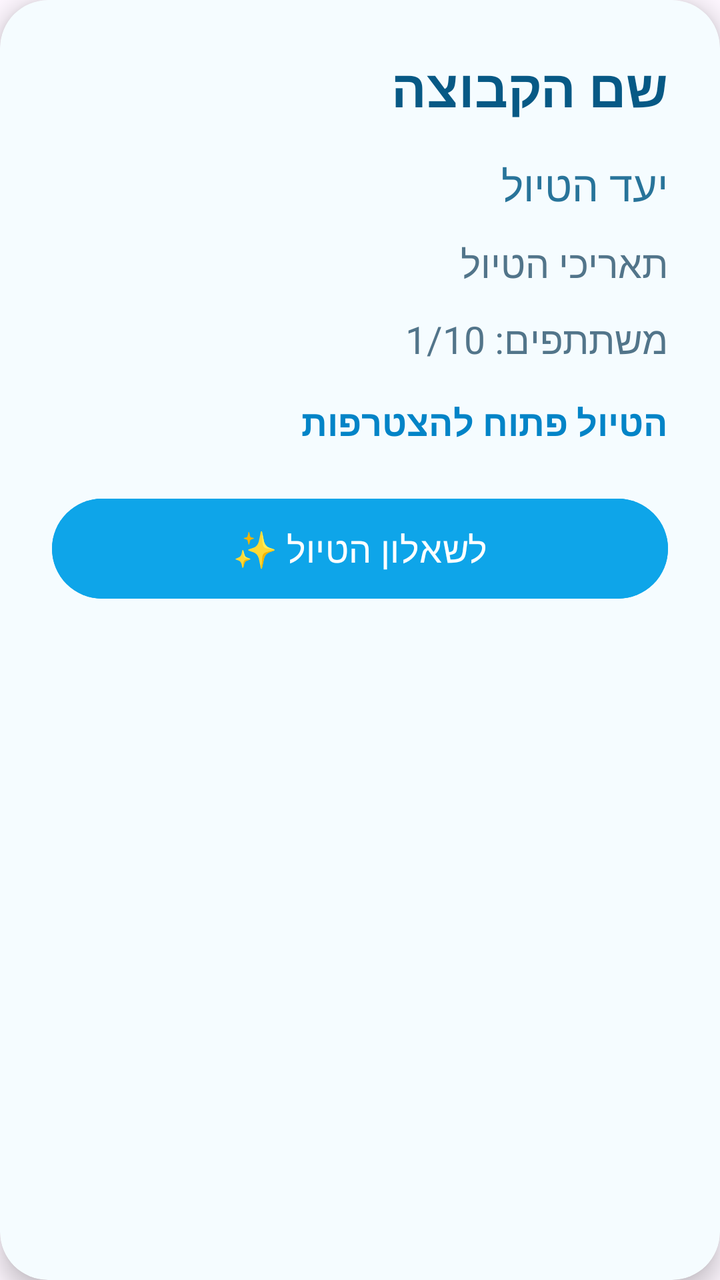
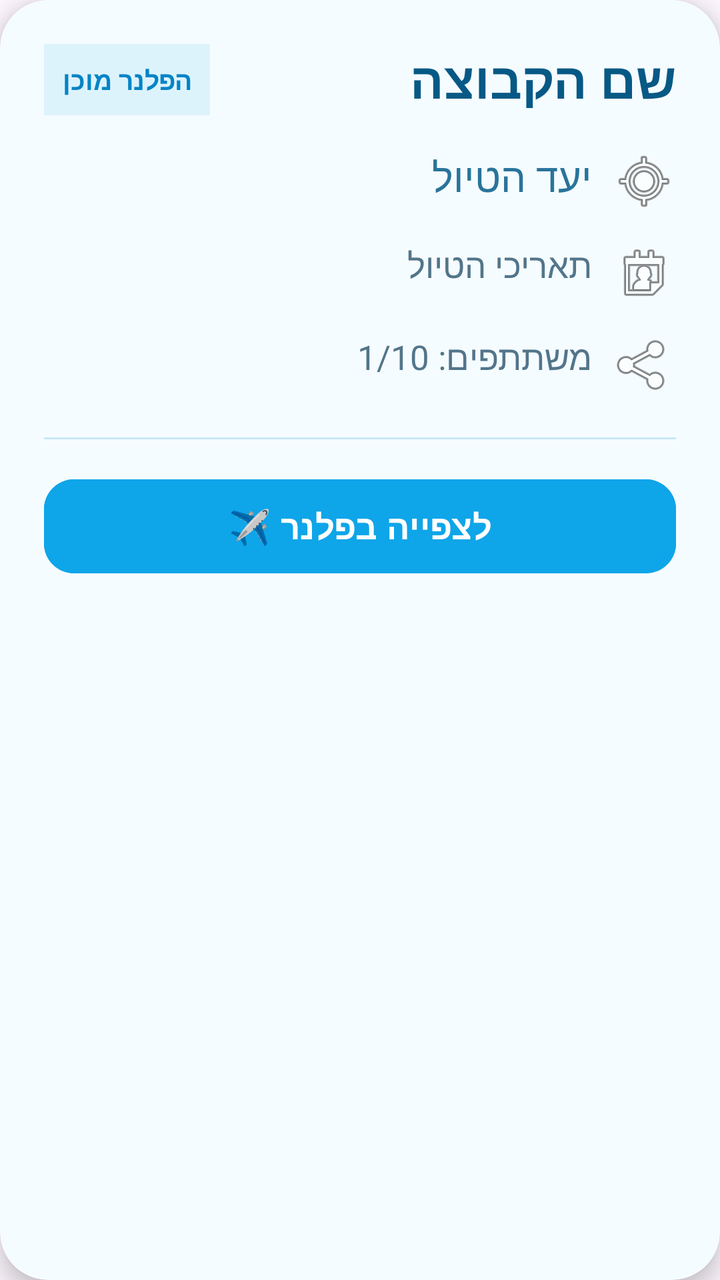

Two renders of the same Android screen: before a commit and after it. Below are the layout's source before the change and the commit's diff.
<!-- AndroidManifest.xml: application theme Theme.SyncIt1 -->
<!-- res/layout/item_my_trip.xml -->
<?xml version="1.0" encoding="utf-8"?>
<androidx.cardview.widget.CardView
    xmlns:android="http://schemas.android.com/apk/res/android"
    xmlns:app="http://schemas.android.com/apk/res-auto"
    android:layout_width="match_parent"
    android:layout_height="wrap_content"
    android:layout_marginBottom="22dp"
    app:cardCornerRadius="24dp"
    app:cardElevation="7dp"
    app:cardBackgroundColor="#F5FCFF">

    <LinearLayout
        android:layout_width="match_parent"
        android:layout_height="wrap_content"
        android:orientation="vertical"
        android:padding="26dp">

        <TextView
            android:id="@+id/tvTripName"
            android:layout_width="match_parent"
            android:layout_height="wrap_content"
            android:text="שם הקבוצה"
            android:textColor="#075985"
            android:textSize="26sp"
            android:textStyle="bold"
            android:layout_marginBottom="12dp" />

        <TextView
            android:id="@+id/tvTripDestination"
            android:layout_width="match_parent"
            android:layout_height="wrap_content"
            android:layout_marginTop="5dp"
            android:text="יעד הטיול"
            android:textColor="#28749A"
            android:textSize="21sp" />

        <TextView
            android:id="@+id/tvTripDates"
            android:layout_width="match_parent"
            android:layout_height="wrap_content"
            android:layout_marginTop="12dp"
            android:text="תאריכי הטיול"
            android:textColor="#52758A"
            android:textSize="19sp" />

        <TextView
            android:id="@+id/tvTripMembers"
            android:layout_width="match_parent"
            android:layout_height="wrap_content"
            android:layout_marginTop="12dp"
            android:text="משתתפים: 1/10"
            android:textColor="#52758A"
            android:textSize="19sp" />

        <TextView
            android:id="@+id/tvTripStatus"
            android:layout_width="match_parent"
            android:layout_height="wrap_content"
            android:layout_marginTop="16dp"
            android:text="הטיול פתוח להצטרפות"
            android:textColor="#0284C7"
            android:textStyle="bold"
            android:textSize="18sp" />

        <Button
            android:id="@+id/btnTripQuestionnaire"
            android:layout_width="match_parent"
            android:layout_height="58dp"
            android:layout_marginTop="22dp"
            android:text="לשאלון הטיול ✨"
            android:textSize="18sp"
            android:textColor="#FFFFFF"
            android:backgroundTint="#0EA5E9" />

    </LinearLayout>

</androidx.cardview.widget.CardView>
<!-- resources referenced by this layout -->
<resources>
  <style name="Theme.SyncIt1" parent="Base.Theme.SyncIt1" />
  <style name="Base.Theme.SyncIt1" parent="Theme.Material3.DayNight.NoActionBar">
          
          
      </style>
</resources>

<!-- the commit's change to res/layout/item_my_trip.xml (unified diff, before → after) -->
@@ -4,7 +4,7 @@
     xmlns:app="http://schemas.android.com/apk/res-auto"
     android:layout_width="match_parent"
     android:layout_height="wrap_content"
-    android:layout_marginBottom="22dp"
+    android:layout_marginBottom="20dp"
     app:cardCornerRadius="24dp"
     app:cardElevation="7dp"
     app:cardBackgroundColor="#F5FCFF">
@@ -13,64 +13,96 @@
         android:layout_width="match_parent"
         android:layout_height="wrap_content"
         android:orientation="vertical"
-        android:padding="26dp">
+        android:padding="22dp"
+        android:layoutDirection="rtl">
 
-        <TextView
-            android:id="@+id/tvTripName"
+        
+        <LinearLayout
             android:layout_width="match_parent"
             android:layout_height="wrap_content"
-            android:text="שם הקבוצה"
-            android:textColor="#075985"
-            android:textSize="26sp"
-            android:textStyle="bold"
-            android:layout_marginBottom="12dp" />
+            android:orientation="horizontal"
+            android:gravity="center_vertical"
+            android:layout_marginBottom="12dp">
 
+            <TextView
+                android:id="@+id/tvTripName"
+                android:layout_width="0dp"
+                android:layout_height="wrap_content"
+                android:layout_weight="1"
+                android:text="שם הקבוצה"
+                android:textColor="#075985"
+                android:textSize="25sp"
+                android:textStyle="bold" />
+
+            <TextView
+                android:id="@+id/tvTripStatus"
+                android:layout_width="wrap_content"
+                android:layout_height="wrap_content"
+                android:text="הפלנר מוכן"
+                android:textColor="#0284C7"
+                android:textSize="13sp"
+                android:textStyle="bold"
+                android:background="#DDF3FC"
+                android:padding="9dp" />
+
+        </LinearLayout>
+
+        
         <TextView
             android:id="@+id/tvTripDestination"
             android:layout_width="match_parent"
             android:layout_height="wrap_content"
-            android:layout_marginTop="5dp"
+            android:drawableStart="@android:drawable/ic_menu_mylocation"
+            android:drawablePadding="10dp"
             android:text="יעד הטיול"
             android:textColor="#28749A"
-            android:textSize="21sp" />
+            android:textSize="20sp"
+            android:layout_marginTop="5dp" />
 
+        
         <TextView
             android:id="@+id/tvTripDates"
             android:layout_width="match_parent"
             android:layout_height="wrap_content"
-            android:layout_marginTop="12dp"
+            android:drawableStart="@android:drawable/ic_menu_my_calendar"
+            android:drawablePadding="10dp"
+            android:layout_marginTop="14dp"
             android:text="תאריכי הטיול"
             android:textColor="#52758A"
-            android:textSize="19sp" />
+            android:textSize="17sp" />
 
+        
         <TextView
             android:id="@+id/tvTripMembers"
             android:layout_width="match_parent"
             android:layout_height="wrap_content"
-            android:layout_marginTop="12dp"
+            android:drawableStart="@android:drawable/ic_menu_share"
+            android:drawablePadding="10dp"
+            android:layout_marginTop="14dp"
             android:text="משתתפים: 1/10"
             android:textColor="#52758A"
-            android:textSize="19sp" />
+            android:textSize="17sp" />
 
-        <TextView
-            android:id="@+id/tvTripStatus"
+        
+        <View
             android:layout_width="match_parent"
-            android:layout_height="wrap_content"
-            android:layout_marginTop="16dp"
-            android:text="הטיול פתוח להצטרפות"
-            android:textColor="#0284C7"
-            android:textStyle="bold"
-            android:textSize="18sp" />
+            android:layout_height="1dp"
+            android:background="#C8E8F5"
+            android:layout_marginTop="20dp"
+            android:layout_marginBottom="16dp" />
 
+        
         <Button
             android:id="@+id/btnTripQuestionnaire"
             android:layout_width="match_parent"
-            android:layout_height="58dp"
-            android:layout_marginTop="22dp"
-            android:text="לשאלון הטיול ✨"
-            android:textSize="18sp"
+            android:layout_height="55dp"
+            android:text="לצפייה בפלנר ✈️"
+            android:textSize="17sp"
+            android:textStyle="bold"
             android:textColor="#FFFFFF"
-            android:backgroundTint="#0EA5E9" />
+            android:backgroundTint="#0EA5E9"
+            android:stateListAnimator="@null"
+            app:cornerRadius="15dp" />
 
     </LinearLayout>
 
